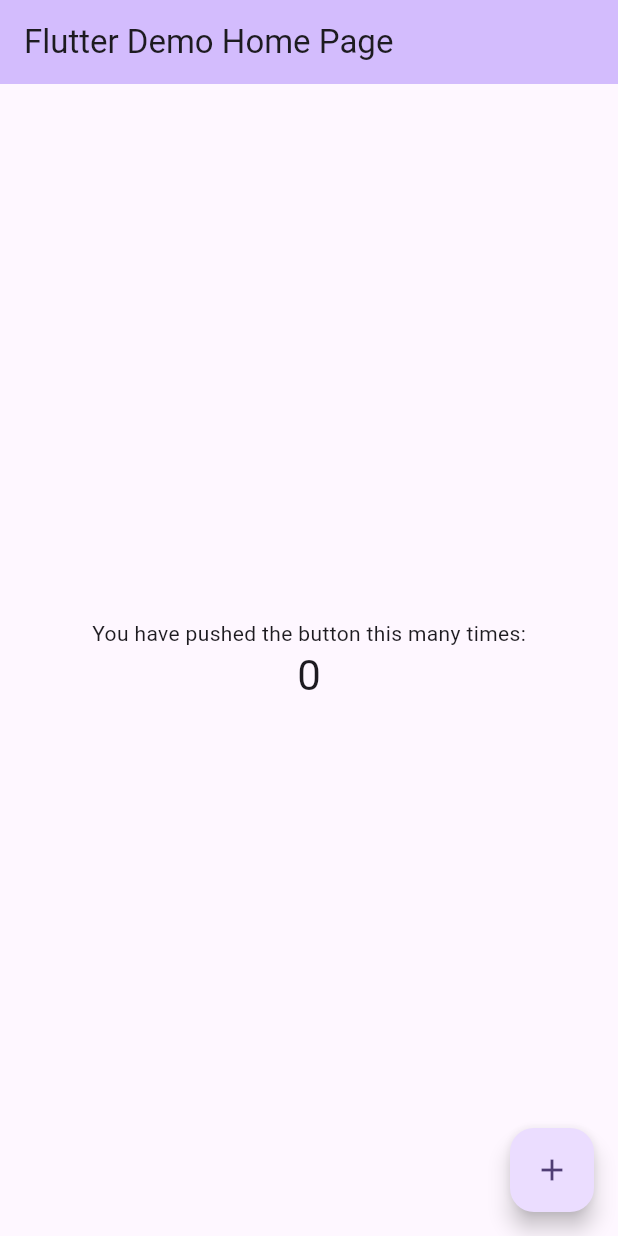
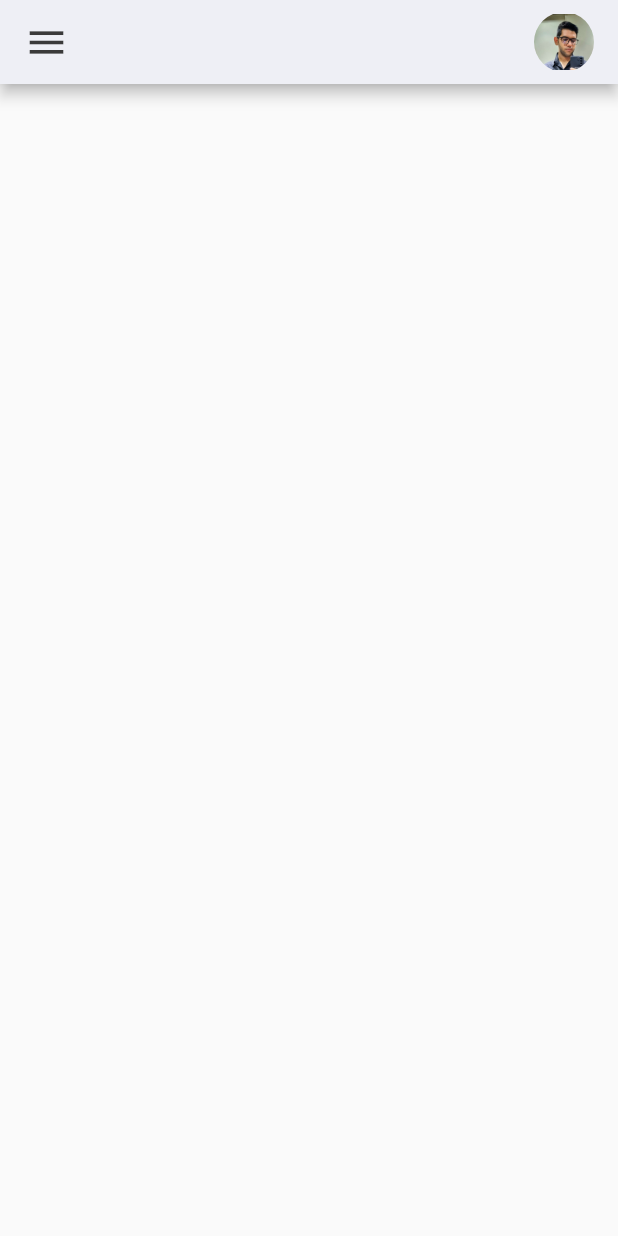
Before and after one commit to Alireza-Seif/to_do_list, a Flutter app: the screen it shows after launch, on a phone screen of 412 x 824 dp. Run offline on Flutter 3.47's test engine with Material 2 defaults, Android fonts, the phone set to English and light mode, and no system bars.

Commit message:
feat: add home page and make app bar

```diff
--- a/lib/main.dart
+++ b/lib/main.dart
@@ -1,4 +1,5 @@
 import 'package:flutter/material.dart';
+import 'package:to_do_list/screens/home.dart';
 
 void main() {
   runApp(const MyApp());
@@ -7,119 +8,12 @@ void main() {
 class MyApp extends StatelessWidget {
   const MyApp({super.key});
 
-  // This widget is the root of your application.
   @override
   Widget build(BuildContext context) {
-    return MaterialApp(
-      title: 'Flutter Demo',
-      theme: ThemeData(
-        // This is the theme of your application.
-        //
-        // TRY THIS: Try running your application with "flutter run". You'll see
-        // the application has a blue toolbar. Then, without quitting the app,
-        // try changing the seedColor in the colorScheme below to Colors.green
-        // and then invoke "hot reload" (save your changes or press the "hot
-        // reload" button in a Flutter-supported IDE, or press "r" if you used
-        // the command line to start the app).
-        //
-        // Notice that the counter didn't reset back to zero; the application
-        // state is not lost during the reload. To reset the state, use hot
-        // restart instead.
-        //
-        // This works for code too, not just values: Most code changes can be
-        // tested with just a hot reload.
-        colorScheme: ColorScheme.fromSeed(seedColor: Colors.deepPurple),
-        useMaterial3: true,
-      ),
-      home: const MyHomePage(title: 'Flutter Demo Home Page'),
+    return const MaterialApp(
+      title: 'To Do List',
+      debugShowCheckedModeBanner: false,
+      home: HomePage(),
     );
   }
 }
-
-class MyHomePage extends StatefulWidget {
-  const MyHomePage({super.key, required this.title});
-
-  // This widget is the home page of your application. It is stateful, meaning
-  // that it has a State object (defined below) that contains fields that affect
-  // how it looks.
-
-  // This class is the configuration for the state. It holds the values (in this
-  // case the title) provided by the parent (in this case the App widget) and
-  // used by the build method of the State. Fields in a Widget subclass are
-  // always marked "final".
-
-  final String title;
-
-  @override
-  State<MyHomePage> createState() => _MyHomePageState();
-}
-
-class _MyHomePageState extends State<MyHomePage> {
-  int _counter = 0;
-
-  void _incrementCounter() {
-    setState(() {
-      // This call to setState tells the Flutter framework that something has
-      // changed in this State, which causes it to rerun the build method below
-      // so that the display can reflect the updated values. If we changed
-      // _counter without calling setState(), then the build method would not be
-      // called again, and so nothing would appear to happen.
-      _counter++;
-    });
-  }
-
-  @override
-  Widget build(BuildContext context) {
-    // This method is rerun every time setState is called, for instance as done
-    // by the _incrementCounter method above.
-    //
-    // The Flutter framework has been optimized to make rerunning build methods
-    // fast, so that you can just rebuild anything that needs updating rather
-    // than having to individually change instances of widgets.
-    return Scaffold(
-      appBar: AppBar(
-        // TRY THIS: Try changing the color here to a specific color (to
-        // Colors.amber, perhaps?) and trigger a hot reload to see the AppBar
-        // change color while the other colors stay the same.
-        backgroundColor: Theme.of(context).colorScheme.inversePrimary,
-        // Here we take the value from the MyHomePage object that was created by
-        // the App.build method, and use it to set our appbar title.
-        title: Text(widget.title),
-      ),
-      body: Center(
-        // Center is a layout widget. It takes a single child and positions it
-        // in the middle of the parent.
-        child: Column(
-          // Column is also a layout widget. It takes a list of children and
-          // arranges them vertically. By default, it sizes itself to fit its
-          // children horizontally, and tries to be as tall as its parent.
-          //
-          // Column has various properties to control how it sizes itself and
-          // how it positions its children. Here we use mainAxisAlignment to
-          // center the children vertically; the main axis here is the vertical
-          // axis because Columns are vertical (the cross axis would be
-          // horizontal).
-          //
-          // TRY THIS: Invoke "debug painting" (choose the "Toggle Debug Paint"
-          // action in the IDE, or press "p" in the console), to see the
-          // wireframe for each widget.
-          mainAxisAlignment: MainAxisAlignment.center,
-          children: <Widget>[
-            const Text(
-              'You have pushed the button this many times:',
-            ),
-            Text(
-              '$_counter',
-              style: Theme.of(context).textTheme.headlineMedium,
-            ),
-          ],
-        ),
-      ),
-      floatingActionButton: FloatingActionButton(
-        onPressed: _incrementCounter,
-        tooltip: 'Increment',
-        child: const Icon(Icons.add),
-      ), // This trailing comma makes auto-formatting nicer for build methods.
-    );
-  }
-}
--- /dev/null
+++ b/lib/screens/home.dart
@@ -0,0 +1,33 @@
+import 'package:flutter/material.dart';
+import 'package:to_do_list/constants/colors.dart';
+
+class HomePage extends StatelessWidget {
+  const HomePage({super.key});
+
+  @override
+  Widget build(BuildContext context) {
+    return Scaffold(
+      appBar: AppBar(
+        backgroundColor: tdBGColor,
+        title: Row(
+          mainAxisAlignment: MainAxisAlignment.spaceBetween,
+          children: [
+            const Icon(
+              Icons.menu,
+              color: tdBlack,
+              size: 30,
+            ),
+            SizedBox(
+              height: 40,
+              width: 40,
+              child: ClipRRect(
+                borderRadius: BorderRadius.circular(20),
+                child: Image.asset('assets/images/me.jpg'),
+              ),
+            )
+          ],
+        ),
+      ),
+    );
+  }
+}
--- a/pubspec.yaml
+++ b/pubspec.yaml
@@ -59,9 +59,9 @@ flutter:
   uses-material-design: true
 
   # To add assets to your application, add an assets section, like this:
-  # assets:
-  #   - images/a_dot_burr.jpeg
-  #   - images/a_dot_ham.jpeg
+  assets:
+    - assets/
+    - assets/images/
 
   # An image asset can refer to one or more resolution-specific "variants", see
   # https://flutter.dev/assets-and-images/#resolution-aware
```
Also changed, not shown: assets/images/me.jpg (added).
